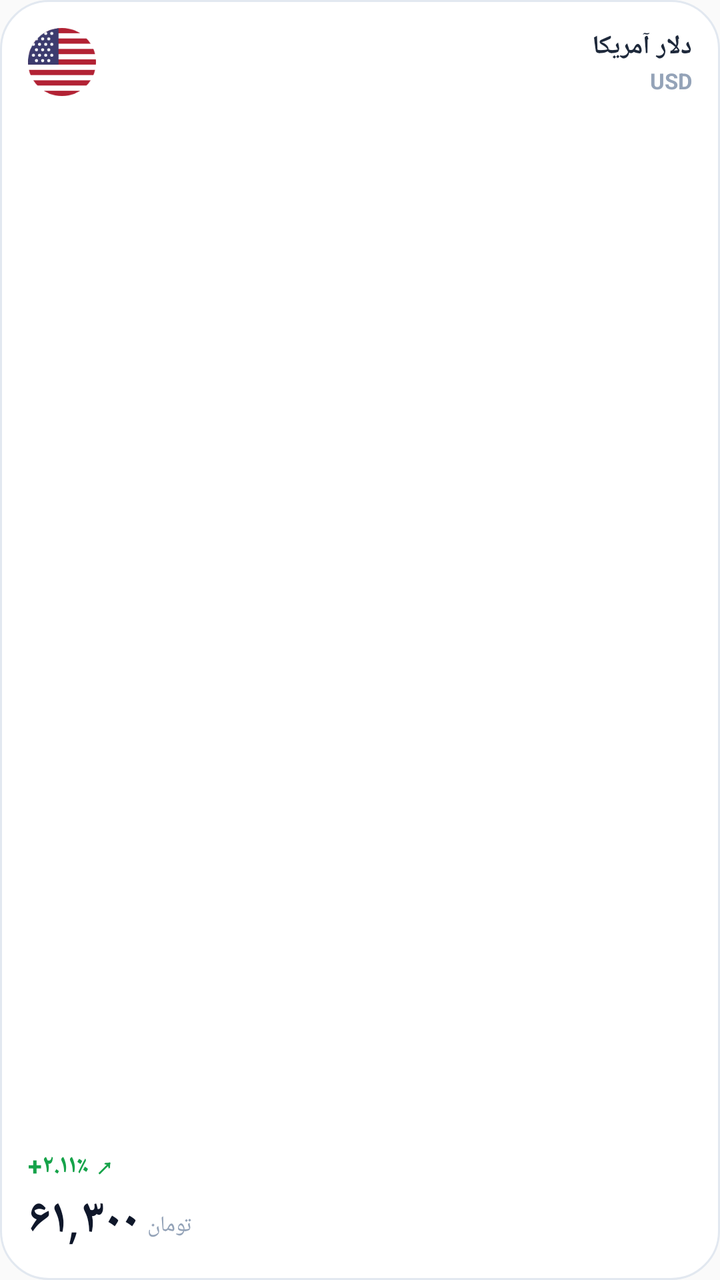
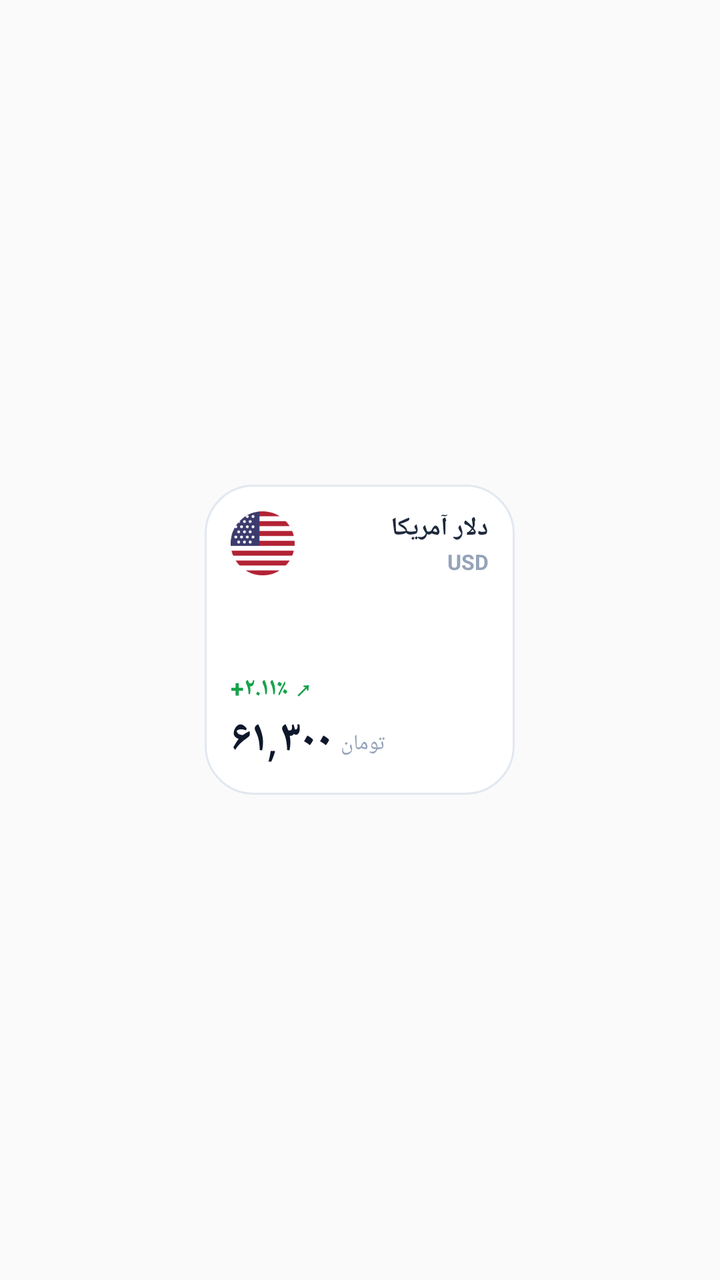

Before-and-after screenshots of an Android layout around one commit, followed by the original layout XML and the change that was made.
<!-- AndroidManifest.xml: application theme AppTheme -->
<!-- res/layout/widget_kgold.xml -->
<?xml version="1.0" encoding="utf-8"?>
<LinearLayout xmlns:android="http://schemas.android.com/apk/res/android"
    android:id="@+id/widget_root"
    android:layout_width="match_parent"
    android:layout_height="match_parent"
    android:background="@drawable/widget_bg_white"
    android:orientation="vertical"
    android:padding="14dp">

    
    <LinearLayout
        android:layout_width="match_parent"
        android:layout_height="wrap_content"
        android:gravity="center_vertical"
        android:orientation="horizontal">

        
        <ImageView
            android:id="@+id/widget_icon"
            android:layout_width="34dp"
            android:layout_height="34dp"
            android:scaleType="fitCenter"
            android:src="@drawable/widget_icon_usd" />

        
        <LinearLayout
            android:layout_width="0dp"
            android:layout_height="wrap_content"
            android:layout_marginStart="8dp"
            android:layout_weight="1"
            android:gravity="end|right"
            android:orientation="vertical">

            <TextView
                android:id="@+id/widget_name"
                android:layout_width="wrap_content"
                android:layout_height="wrap_content"
                android:ellipsize="end"
                android:maxLines="1"
                android:text="دلار آمریکا"
                android:textColor="#1E293B"
                android:textSize="13sp"
                android:textStyle="bold" />

            <TextView
                android:id="@+id/widget_code"
                android:layout_width="wrap_content"
                android:layout_height="wrap_content"
                android:layout_marginTop="1dp"
                android:text="USD"
                android:textColor="#94A3B8"
                android:textSize="11sp"
                android:textStyle="bold" />
        </LinearLayout>
    </LinearLayout>

    
    <LinearLayout
        android:layout_width="match_parent"
        android:layout_height="0dp"
        android:layout_weight="1"
        android:orientation="vertical" />

    
    <LinearLayout
        android:layout_width="match_parent"
        android:layout_height="wrap_content"
        android:gravity="bottom"
        android:orientation="vertical">

        
        <TextView
            android:id="@+id/widget_change"
            android:layout_width="wrap_content"
            android:layout_height="wrap_content"
            android:layout_marginBottom="2dp"
            android:text="+۲.۱۱٪ ↗"
            android:textColor="#16A34A"
            android:textSize="12.5sp"
            android:textStyle="bold" />

        
        <LinearLayout
            android:layout_width="match_parent"
            android:layout_height="wrap_content"
            android:gravity="bottom"
            android:orientation="horizontal">

            <TextView
                android:id="@+id/widget_price"
                android:layout_width="wrap_content"
                android:layout_height="wrap_content"
                android:includeFontPadding="false"
                android:text="۶۱,۳۰۰"
                android:textColor="#0F172A"
                android:textSize="24sp"
                android:textStyle="bold" />

            <TextView
                android:id="@+id/widget_unit"
                android:layout_width="wrap_content"
                android:layout_height="wrap_content"
                android:layout_marginStart="4dp"
                android:layout_marginBottom="2dp"
                android:text="تومان"
                android:textColor="#94A3B8"
                android:textSize="11sp" />
        </LinearLayout>
    </LinearLayout>

</LinearLayout>
<!-- resources referenced by this layout -->
<resources>
  <!-- drawable widget_bg_white (drawable) -->
  <?xml version="1.0" encoding="utf-8"?>
  <shape xmlns:android="http://schemas.android.com/apk/res/android"
      android:shape="rectangle">
      <solid android:color="#FFFFFF" />
      <corners android:radius="24dp" />
      <stroke
          android:width="1dp"
          android:color="#E2E8F0" />
  </shape>
  <!-- drawable widget_icon_usd: png bitmap (drawable, 3740 bytes) -->
  <style name="AppTheme" parent="Theme.AppCompat.Light.DarkActionBar">
          
          <item name="colorPrimary">@color/colorPrimary</item>
          <item name="colorPrimaryDark">@color/colorPrimaryDark</item>
          <item name="colorAccent">@color/colorAccent</item>
      </style>
</resources>

<!-- the commit's change to res/layout/widget_kgold.xml (unified diff, before → after) -->
@@ -1,111 +1,121 @@
 <?xml version="1.0" encoding="utf-8"?>
-<LinearLayout xmlns:android="http://schemas.android.com/apk/res/android"
+<FrameLayout xmlns:android="http://schemas.android.com/apk/res/android"
     android:id="@+id/widget_root"
     android:layout_width="match_parent"
     android:layout_height="match_parent"
-    android:background="@drawable/widget_bg_white"
-    android:orientation="vertical"
-    android:padding="14dp">
+    android:background="@android:color/transparent">
 
     
     <LinearLayout
-        android:layout_width="match_parent"
-        android:layout_height="wrap_content"
-        android:gravity="center_vertical"
-        android:orientation="horizontal">
-
-        
-        <ImageView
-            android:id="@+id/widget_icon"
-            android:layout_width="34dp"
-            android:layout_height="34dp"
-            android:scaleType="fitCenter"
-            android:src="@drawable/widget_icon_usd" />
+        android:id="@+id/widget_card"
+        android:layout_width="155dp"
+        android:layout_height="155dp"
+        android:layout_gravity="center"
+        android:background="@drawable/widget_bg_white"
+        android:orientation="vertical"
+        android:padding="13dp">
 
         
         <LinearLayout
-            android:layout_width="0dp"
+            android:layout_width="match_parent"
             android:layout_height="wrap_content"
-            android:layout_marginStart="8dp"
-            android:layout_weight="1"
-            android:gravity="end|right"
-            android:orientation="vertical">
+            android:gravity="center_vertical"
+            android:orientation="horizontal">
 
-            <TextView
-                android:id="@+id/widget_name"
-                android:layout_width="wrap_content"
+            
+            <ImageView
+                android:id="@+id/widget_icon"
+                android:layout_width="32dp"
+                android:layout_height="32dp"
+                android:scaleType="fitCenter"
+                android:src="@drawable/widget_icon_usd" />
+
+            
+            <LinearLayout
+                android:layout_width="0dp"
                 android:layout_height="wrap_content"
-                android:ellipsize="end"
-                android:maxLines="1"
-                android:text="دلار آمریکا"
-                android:textColor="#1E293B"
-                android:textSize="13sp"
-                android:textStyle="bold" />
+                android:layout_marginStart="8dp"
+                android:layout_weight="1"
+                android:gravity="end|right"
+                android:orientation="vertical">
 
-            <TextView
-                android:id="@+id/widget_code"
-                android:layout_width="wrap_content"
-                android:layout_height="wrap_content"
-                android:layout_marginTop="1dp"
-                android:text="USD"
-                android:textColor="#94A3B8"
-                android:textSize="11sp"
-                android:textStyle="bold" />
+                <TextView
+                    android:id="@+id/widget_name"
+                    android:layout_width="wrap_content"
+                    android:layout_height="wrap_content"
+                    android:ellipsize="end"
+                    android:maxLines="1"
+                    android:text="دلار آمریکا"
+                    android:textColor="#1E293B"
+                    android:textSize="12.5sp"
+                    android:textStyle="bold" />
+
+                <TextView
+                    android:id="@+id/widget_code"
+                    android:layout_width="wrap_content"
+                    android:layout_height="wrap_content"
+                    android:layout_marginTop="1dp"
+                    android:text="USD"
+                    android:textColor="#94A3B8"
+                    android:textSize="10.5sp"
+                    android:textStyle="bold" />
+            </LinearLayout>
         </LinearLayout>
-    </LinearLayout>
-
-    
-    <LinearLayout
-        android:layout_width="match_parent"
-        android:layout_height="0dp"
-        android:layout_weight="1"
-        android:orientation="vertical" />
-
-    
-    <LinearLayout
-        android:layout_width="match_parent"
-        android:layout_height="wrap_content"
-        android:gravity="bottom"
-        android:orientation="vertical">
 
         
-        <TextView
-            android:id="@+id/widget_change"
-            android:layout_width="wrap_content"
-            android:layout_height="wrap_content"
-            android:layout_marginBottom="2dp"
-            android:text="+۲.۱۱٪ ↗"
-            android:textColor="#16A34A"
-            android:textSize="12.5sp"
-            android:textStyle="bold" />
+        <LinearLayout
+            android:layout_width="match_parent"
+            android:layout_height="0dp"
+            android:layout_weight="1"
+            android:orientation="vertical" />
 
         
         <LinearLayout
             android:layout_width="match_parent"
             android:layout_height="wrap_content"
             android:gravity="bottom"
-            android:orientation="horizontal">
+            android:orientation="vertical">
 
+            
             <TextView
-                android:id="@+id/widget_price"
+                android:id="@+id/widget_change"
                 android:layout_width="wrap_content"
                 android:layout_height="wrap_content"
-                android:includeFontPadding="false"
-                android:text="۶۱,۳۰۰"
-                android:textColor="#0F172A"
-                android:textSize="24sp"
+                android:layout_marginBottom="2dp"
+                android:text="+۲.۱۱٪ ↗"
+                android:textColor="#16A34A"
+                android:textSize="12sp"
                 android:textStyle="bold" />
 
-            <TextView
-                android:id="@+id/widget_unit"
-                android:layout_width="wrap_content"
+            
+            <LinearLayout
+                android:layout_width="match_parent"
                 android:layout_height="wrap_content"
-                android:layout_marginStart="4dp"
-                android:layout_marginBottom="2dp"
-                android:text="تومان"
-                android:textColor="#94A3B8"
-                android:textSize="11sp" />
+                android:gravity="bottom"
+                android:orientation="horizontal">
+
+                <TextView
+                    android:id="@+id/widget_price"
+                    android:layout_width="wrap_content"
+                    android:layout_height="wrap_content"
+                    android:includeFontPadding="false"
+                    android:text="۶۱,۳۰۰"
+                    android:textColor="#0F172A"
+                    android:textSize="22sp"
+                    android:textStyle="bold" />
+
+                <TextView
+                    android:id="@+id/widget_unit"
+                    android:layout_width="wrap_content"
+                    android:layout_height="wrap_content"
+                    android:layout_marginStart="4dp"
+                    android:layout_marginBottom="2dp"
+                    android:text="تومان"
+                    android:textColor="#94A3B8"
+                    android:textSize="10.5sp" />
+            </LinearLayout>
         </LinearLayout>
+
     </LinearLayout>
 
-</LinearLayout>
+</FrameLayout>
